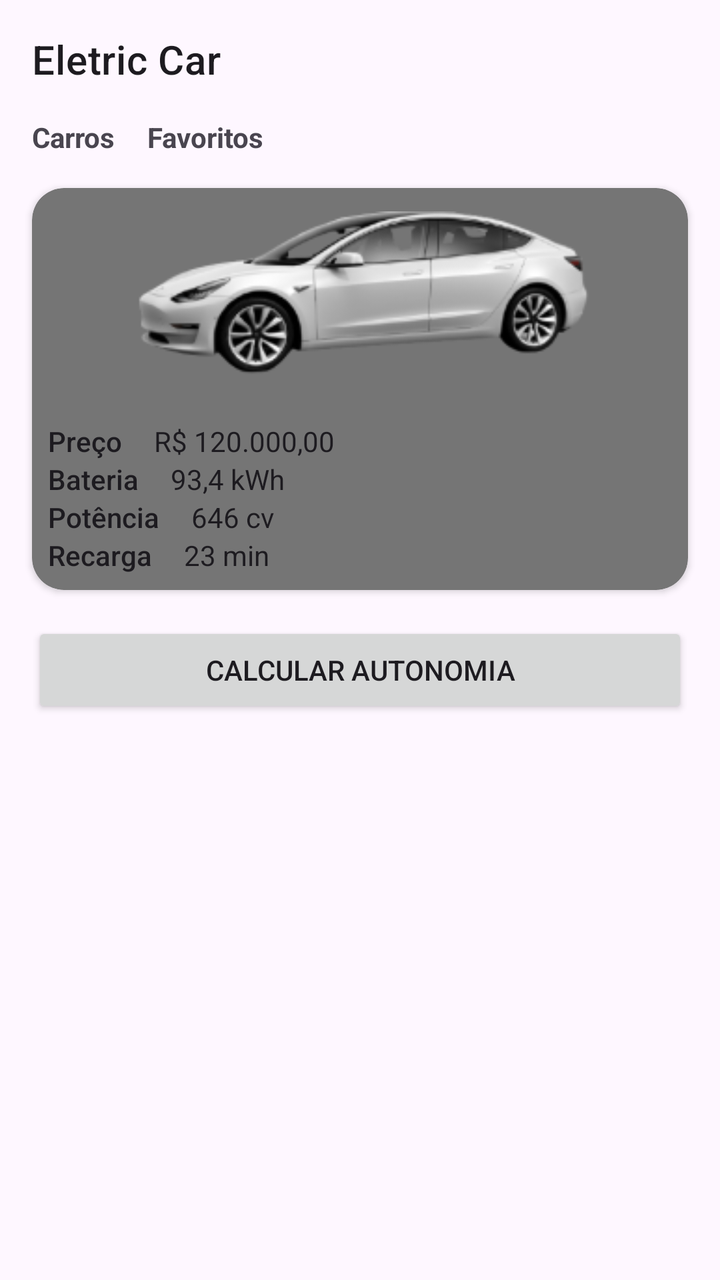
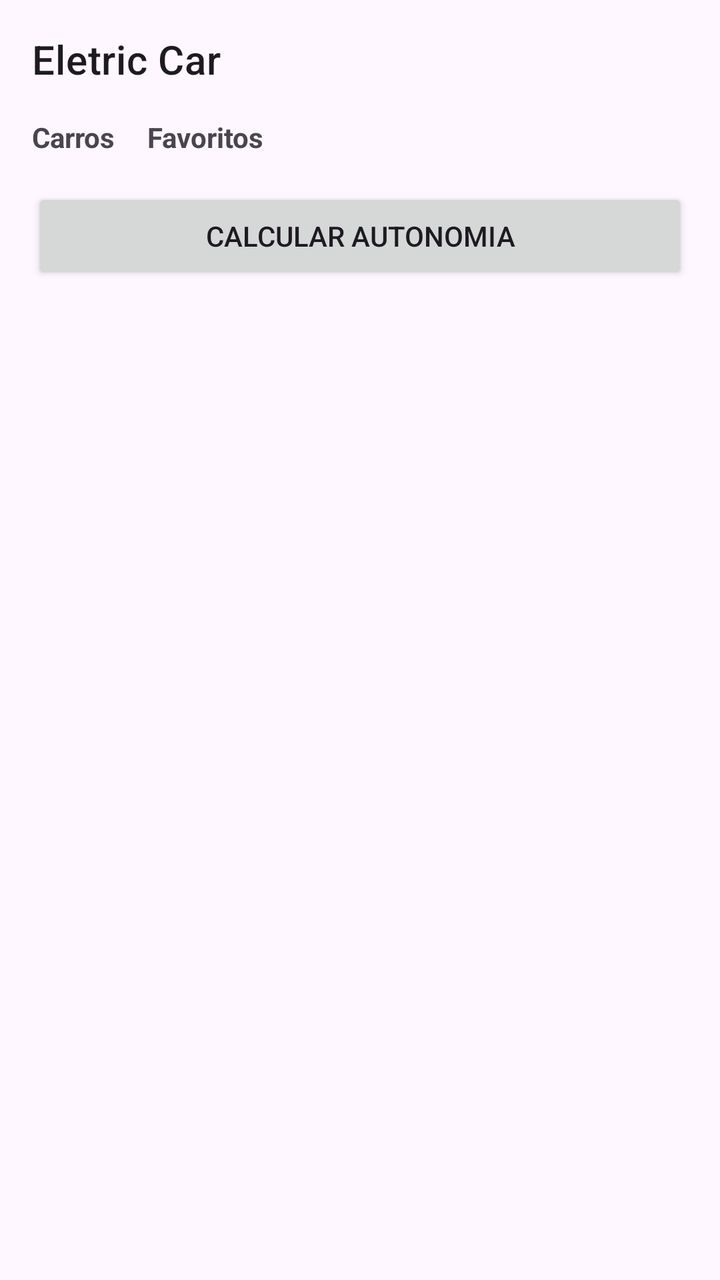

The first picture is an Android layout as it rendered before a commit; the second is the same layout after the commit. The layout source and the unified diff follow.
<!-- AndroidManifest.xml: application theme Theme.EletricCar -->
<!-- res/layout/activity_main.xml -->
<?xml version="1.0" encoding="utf-8"?>
<androidx.constraintlayout.widget.ConstraintLayout xmlns:android="http://schemas.android.com/apk/res/android"
    xmlns:app="http://schemas.android.com/apk/res-auto"
    xmlns:tools="http://schemas.android.com/tools"
    android:id="@+id/main"
    android:layout_width="match_parent"
    android:layout_height="match_parent"
    tools:context=".presentation.MainActivity">

    <TextView
        android:id="@+id/tv_tituloId"
        android:layout_width="wrap_content"
        android:layout_height="wrap_content"
        android:layout_marginStart="16dp"
        android:layout_marginTop="16dp"
        android:text="@string/app_name"
        android:textAppearance="@style/TextAppearance.MaterialComponents.Headline6"
        app:layout_constraintEnd_toEndOf="parent"
        app:layout_constraintHorizontal_bias="0.0"
        app:layout_constraintStart_toStartOf="parent"
        app:layout_constraintTop_toTopOf="parent" />

    <TextView
        android:id="@+id/tv_carrosId"
        android:layout_width="wrap_content"
        android:layout_height="wrap_content"
        android:layout_marginTop="16dp"
        android:layout_marginStart="16dp"
        android:text="@string/tv_carros"
        android:textStyle="bold"
        app:layout_constraintStart_toStartOf="parent"
        app:layout_constraintTop_toBottomOf="@id/tv_tituloId" />

    <TextView
        android:id="@+id/tv_favoritosId"
        android:layout_width="wrap_content"
        android:layout_height="wrap_content"
        android:text="@string/tv_favoritos"
        android:layout_marginTop="16dp"
        android:layout_marginStart="16dp"
        android:textStyle="bold"
        app:layout_constraintTop_toBottomOf="@id/tv_tituloId"
        app:layout_constraintStart_toEndOf="@id/tv_carrosId"/>

    <androidx.cardview.widget.CardView
        android:id="@+id/cv_cardCarrosId"
        android:layout_width="match_parent"
        android:layout_height="wrap_content"
        android:layout_margin="16dp"
        app:cardCornerRadius="16dp"
        android:elevation="16dp"
        app:cardBackgroundColor="@color/Lightgray"
        app:layout_constraintStart_toStartOf="parent"
        app:layout_constraintStart_toEndOf="parent"
        app:layout_constraintEnd_toEndOf="parent"
        app:layout_constraintTop_toBottomOf="@id/tv_favoritosId">

        <androidx.constraintlayout.widget.ConstraintLayout
            android:id="@+id/cl_cardContentId"
            android:layout_width="match_parent"
            android:layout_height="wrap_content"
            android:padding="8dp">

            <ImageView
                android:id="@+id/iv_carId"
                android:layout_width="wrap_content"
                android:layout_height="wrap_content"
                android:src="@drawable/eletric_car"
                android:contentDescription="@string/description_carro"
                app:layout_constraintStart_toStartOf="parent"
                app:layout_constraintTop_toTopOf="parent"
                app:layout_constraintEnd_toEndOf="parent"/>

            <TextView
                android:id="@+id/tv_precoId"
                android:layout_width="wrap_content"
                android:layout_height="wrap_content"
                android:text="@string/tv_preco"
                style="@style/TextAppearance.AppCompat.Body2"
                app:layout_constraintStart_toStartOf="parent"
                app:layout_constraintTop_toBottomOf="@id/iv_carId"/>

            <TextView
                android:id="@+id/tv_precoValueId"
                android:layout_width="wrap_content"
                android:layout_height="wrap_content"
                android:text="@string/tv_preco_value"
                style="@style/TextAppearance.AppCompat.Body1"
                android:layout_marginStart="16dp"
                app:layout_constraintStart_toEndOf="@id/tv_precoId"
                app:layout_constraintTop_toBottomOf="@id/iv_carId"/>

            <TextView
                android:id="@+id/tv_bateriaId"
                android:layout_width="wrap_content"
                android:layout_height="wrap_content"
                android:text="@string/tv_bateria"
                style="@style/TextAppearance.AppCompat.Body2"
                app:layout_constraintStart_toStartOf="parent"
                app:layout_constraintTop_toBottomOf="@id/tv_precoId"/>

            <TextView
                android:id="@+id/tv_bateriaValueId"
                android:layout_width="wrap_content"
                android:layout_height="wrap_content"
                android:text="@string/tv_bateria_value"
                style="@style/TextAppearance.AppCompat.Body1"
                android:layout_marginStart="16dp"
                app:layout_constraintStart_toEndOf="@id/tv_bateriaId"
                app:layout_constraintTop_toBottomOf="@id/tv_precoId"/>

            <TextView
                android:id="@+id/tv_potenciaId"
                android:layout_width="wrap_content"
                android:layout_height="wrap_content"
                android:text="@string/tv_potencia"
                style="@style/TextAppearance.AppCompat.Body2"
                app:layout_constraintStart_toStartOf="parent"
                app:layout_constraintTop_toBottomOf="@id/tv_bateriaId"/>

            <TextView
                android:id="@+id/tv_potenciaValueId"
                android:layout_width="wrap_content"
                android:layout_height="wrap_content"
                android:text="@string/tv_potencia_value"
                style="@style/TextAppearance.AppCompat.Body1"
                android:layout_marginStart="16dp"
                app:layout_constraintStart_toEndOf="@id/tv_potenciaId"
                app:layout_constraintTop_toBottomOf="@id/tv_bateriaId"/>

            <TextView
                android:id="@+id/tv_recargaId"
                android:layout_width="wrap_content"
                android:layout_height="wrap_content"
                android:text="@string/tv_recarga"
                style="@style/TextAppearance.AppCompat.Body2"
                app:layout_constraintStart_toStartOf="parent"
                app:layout_constraintTop_toBottomOf="@id/tv_potenciaId"/>

            <TextView
                android:id="@+id/tv_recargaValueId"
                android:layout_width="wrap_content"
                android:layout_height="wrap_content"
                android:text="@string/tv_recarga_value"
                style="@style/TextAppearance.AppCompat.Body1"
                android:layout_marginStart="16dp"
                app:layout_constraintStart_toEndOf="@id/tv_recargaId"
                app:layout_constraintTop_toBottomOf="@id/tv_potenciaId"/>

        </androidx.constraintlayout.widget.ConstraintLayout>

    </androidx.cardview.widget.CardView>



    <Button
        android:id="@+id/btn_calcularAutonomiaId"
        android:layout_width="match_parent"
        android:layout_height="wrap_content"
        android:layout_marginStart="16dp"
        android:layout_marginTop="16dp"
        android:layout_marginEnd="16dp"
        android:text="@string/btn_calcular_autonomia"
        app:layout_constraintEnd_toEndOf="parent"
        app:layout_constraintStart_toStartOf="parent"
        app:layout_constraintTop_toBottomOf="@+id/cv_cardCarrosId" />


</androidx.constraintlayout.widget.ConstraintLayout>
<!-- resources referenced by this layout -->
<resources>
  <color name="Lightgray">#757575</color>
  <!-- drawable eletric_car: png bitmap (drawable, 19322 bytes) -->
  <string name="app_name">Eletric Car</string>
  <string name="btn_calcular_autonomia">CALCULAR AUTONOMIA</string>
  <string name="description_carro">Carro</string>
  <string name="tv_bateria">Bateria</string>
  <string name="tv_bateria_value">93,4 kWh</string>
  <string name="tv_carros">Carros</string>
  <string name="tv_favoritos">Favoritos</string>
  <string name="tv_potencia">Potência</string>
  <string name="tv_potencia_value">646 cv</string>
  <string name="tv_preco">Preço</string>
  <string name="tv_preco_value">R$ 120.000,00</string>
  <string name="tv_recarga">Recarga</string>
  <string name="tv_recarga_value">23 min</string>
  <style name="Theme.EletricCar" parent="Base.Theme.EletricCar" />
  <style name="Base.Theme.EletricCar" parent="Theme.Material3.DayNight.NoActionBar">
          
          
      </style>
</resources>

<!-- the commit's change to res/layout/activity_main.xml (unified diff, before → after) -->
@@ -5,7 +5,7 @@
     android:id="@+id/main"
     android:layout_width="match_parent"
     android:layout_height="match_parent"
-    tools:context=".presentation.MainActivity">
+    tools:context=".ui.MainActivity">
 
     <TextView
         android:id="@+id/tv_tituloId"
@@ -42,6 +42,39 @@
         app:layout_constraintTop_toBottomOf="@id/tv_tituloId"
         app:layout_constraintStart_toEndOf="@id/tv_carrosId"/>
 
+    <Button
+        android:id="@+id/btn_calcularAutonomiaId"
+        android:layout_width="match_parent"
+        android:layout_height="wrap_content"
+        android:layout_marginStart="16dp"
+        android:layout_marginTop="16dp"
+        android:layout_marginEnd="16dp"
+        android:text="@string/btn_calcular_autonomia"
+        app:layout_constraintEnd_toEndOf="parent"
+        app:layout_constraintStart_toStartOf="parent"
+        app:layout_constraintTop_toBottomOf="@+id/tv_favoritosId" />
+
+    <androidx.recyclerview.widget.RecyclerView
+        android:id="@+id/rv_listaCarrosId"
+        android:layout_width="0dp"
+        android:layout_height="0dp"
+        tools:listitem="@layout/carro_item"
+        app:layoutManager="androidx.recyclerview.widget.LinearLayoutManager"
+        app:layout_constraintStart_toStartOf="parent"
+        app:layout_constraintTop_toBottomOf="@id/btn_calcularAutonomiaId"
+        app:layout_constraintEnd_toEndOf="parent"
+        app:layout_constraintBottom_toBottomOf="parent"/>
+
+
+</androidx.constraintlayout.widget.ConstraintLayout>
+<!-- res/layout/carro_item.xml (included above) -->
+<?xml version="1.0" encoding="utf-8"?>
+<androidx.constraintlayout.widget.ConstraintLayout xmlns:android="http://schemas.android.com/apk/res/android"
+    xmlns:app="http://schemas.android.com/apk/res-auto"
+    xmlns:tools="http://schemas.android.com/tools"
+    android:layout_width="match_parent"
+    android:layout_height="wrap_content">
+
     <androidx.cardview.widget.CardView
         android:id="@+id/cv_cardCarrosId"
         android:layout_width="match_parent"
@@ -50,10 +83,10 @@
         app:cardCornerRadius="16dp"
         android:elevation="16dp"
         app:cardBackgroundColor="@color/Lightgray"
+        app:layout_constraintTop_toTopOf="parent"
         app:layout_constraintStart_toStartOf="parent"
         app:layout_constraintStart_toEndOf="parent"
-        app:layout_constraintEnd_toEndOf="parent"
-        app:layout_constraintTop_toBottomOf="@id/tv_favoritosId">
+        app:layout_constraintEnd_toEndOf="parent">
 
         <androidx.constraintlayout.widget.ConstraintLayout
             android:id="@+id/cl_cardContentId"
@@ -148,22 +181,5 @@
                 app:layout_constraintTop_toBottomOf="@id/tv_potenciaId"/>
 
         </androidx.constraintlayout.widget.ConstraintLayout>
-
     </androidx.cardview.widget.CardView>
-
-
-
-    <Button
-        android:id="@+id/btn_calcularAutonomiaId"
-        android:layout_width="match_parent"
-        android:layout_height="wrap_content"
-        android:layout_marginStart="16dp"
-        android:layout_marginTop="16dp"
-        android:layout_marginEnd="16dp"
-        android:text="@string/btn_calcular_autonomia"
-        app:layout_constraintEnd_toEndOf="parent"
-        app:layout_constraintStart_toStartOf="parent"
-        app:layout_constraintTop_toBottomOf="@+id/cv_cardCarrosId" />
-
-
 </androidx.constraintlayout.widget.ConstraintLayout>
